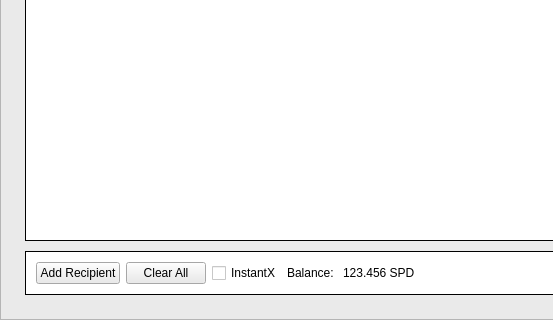
First picture: the form in src/qt/forms/sendcoinsdialog.ui, repository Stipend-Developer/stipend, before the edit; both pictures show x 0 to 553 and y 430 to 750 of the 1100 by 750 pixel window.
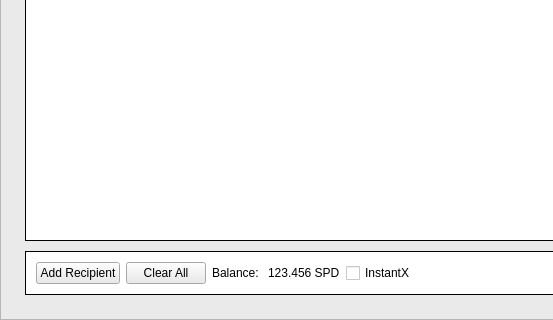
Second picture: the form after the edit.

Commit message: Fix toolbar spacing, background color

```diff
--- a/src/qt/forms/sendcoinsdialog.ui
+++ b/src/qt/forms/sendcoinsdialog.ui
@@ -1132,16 +1132,6 @@
              </item>
              <item>
               <layout class="QHBoxLayout" name="horizontalLayout_3">
-               <item>
-                <widget class="QCheckBox" name="checkInstantX">
-                 <property name="styleSheet">
-                  <string notr="true">background-color: #fff</string>
-                 </property>
-                 <property name="text">
-                  <string>InstantX</string>
-                 </property>
-                </widget>
-               </item>
                <item>
                 <widget class="QLabel" name="label">
                  <property name="styleSheet">
@@ -1162,6 +1152,16 @@
                  </property>
                 </widget>
                </item>
+               <item>
+                <widget class="QCheckBox" name="checkInstantX">
+                 <property name="styleSheet">
+                  <string notr="true">background-color: #fff</string>
+                 </property>
+                 <property name="text">
+                  <string>InstantX</string>
+                 </property>
+                </widget>
+               </item>
               </layout>
              </item>
              <item>
```
